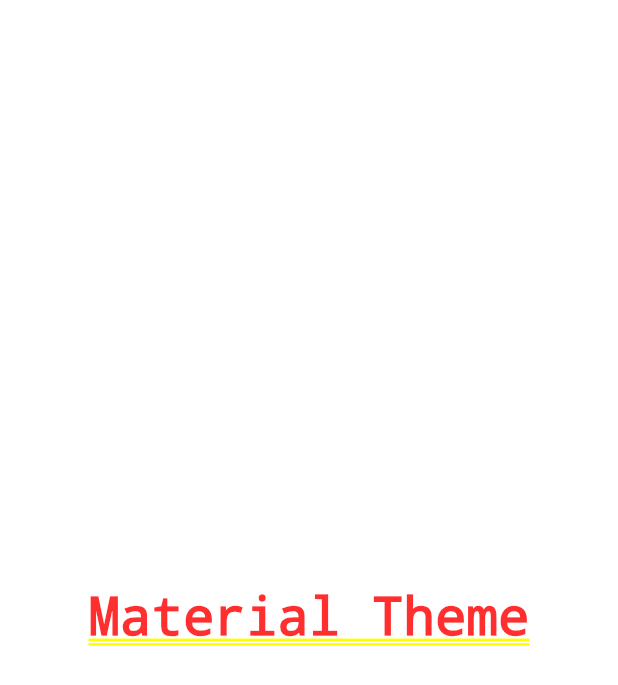
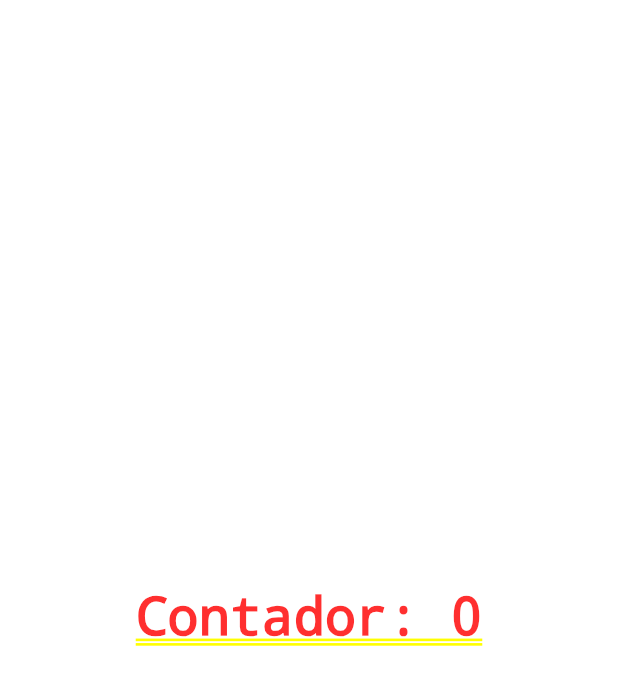
Before and after one commit to Luizgpp/Maratona-Flutter, a Flutter app: the screen it shows after launch, on a phone screen of 412 x 824 dp. Shown: the top 685 px of the screen. Run offline on Flutter 3.47's test engine with Material 2 defaults, Android fonts, the phone set to English and light mode, and no system bars.

Commit message:
Contador utilizando SetState

```diff
--- a/PrimeiroProjeto/HelloWorld/lib/main.dart
+++ b/PrimeiroProjeto/HelloWorld/lib/main.dart
@@ -14,12 +14,35 @@ class AppWidget extends StatelessWidget {
   Widget build(BuildContext context) {
     return MaterialApp(
       theme: ThemeData(primarySwatch: Colors.red),
-      home: Container(
-        child: Center(
+      home: HomePage(),
+    );
+  }
+}
+
+class HomePage extends StatefulWidget {
+  @override
+  State<HomePage> createState() {
+    return HomePageState();
+  }
+}
+
+class HomePageState extends State<HomePage> {
+  int counter = 0;
+
+  @override
+  Widget build(BuildContext context) {
+    return Container(
+      child: Center(
+        child: GestureDetector(
           child: Text(
-            'Material Theme',
+            'Contador: $counter',
             style: TextStyle(fontSize: 35),
           ),
+          onTap: () {
+            setState(() {
+              counter++;
+            });
+          },
         ),
       ),
     );
```
